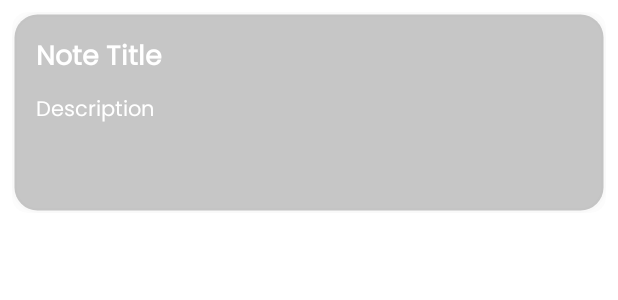
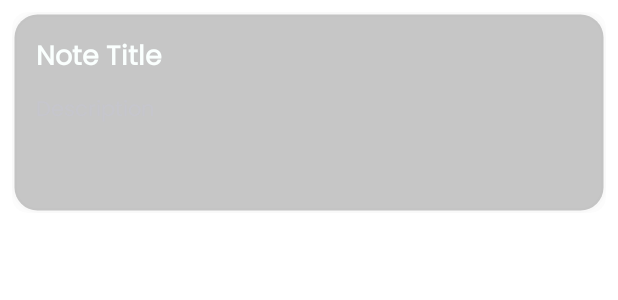
Before and after one commit to kriszmas/Note, an Android app: the layout note_layout.xml on its own in the app's theme, with its tools: preview values and no code run, on a phone screen of 412 x 824 dp. Shown: the top 300 px of the screen. Run offline under Robolectric (Android 15) with nearby library versions, the phone set to English and light mode, and no system bars.

Commit message:
Little problem fixing

```diff
--- a/app/src/main/java/com/example/note/adapter/NoteAdapter.kt
+++ b/app/src/main/java/com/example/note/adapter/NoteAdapter.kt
@@ -16,7 +16,7 @@ import java.util.Calendar
 import java.util.Date
 import java.util.Locale
 
-class NoteAdapter : RecyclerView.Adapter<NoteAdapter.NoteViewHolder>() {
+class NoteAdapter() : RecyclerView.Adapter<NoteAdapter.NoteViewHolder>() {
 
     class NoteViewHolder(val itemBinding: NoteLayoutBinding): RecyclerView.ViewHolder(itemBinding.root)
 
--- a/app/src/main/res/layout/fragment_add_note.xml
+++ b/app/src/main/res/layout/fragment_add_note.xml
@@ -34,10 +34,12 @@
             android:fontFamily="@font/poppins"
             android:hint="Enter the title"
             android:maxLines="1"
+            android:inputType="text|textNoSuggestions"
             android:padding="12dp"
             android:textColor="@color/secondary"
             android:textColorHint="@color/secondary"
-            android:textSize="20sp" />
+            android:textSize="20sp"
+            android:maxLength="27" />
 
         <EditText
             android:id="@+id/addNoteDesc"
--- a/app/src/main/res/layout/fragment_edit_note.xml
+++ b/app/src/main/res/layout/fragment_edit_note.xml
@@ -34,6 +34,7 @@
             android:fontFamily="@font/poppins"
             android:hint="Enter the title"
             android:maxLines="1"
+            android:inputType="text|textNoSuggestions"
             android:padding="12dp"
             android:textColor="@color/secondary"
             android:textColorHint="@color/secondary"
--- a/app/src/main/res/layout/note_layout.xml
+++ b/app/src/main/res/layout/note_layout.xml
@@ -25,7 +25,7 @@
                 android:layout_weight="200"
                 android:fontFamily="@font/poppins"
                 android:text="Note Title"
-                android:textColor="@color/white"
+                android:textColor="@color/secondary"
                 android:textSize="18sp"
                 android:textStyle="bold" />
 
@@ -37,7 +37,7 @@
                 android:fontFamily="@font/poppins"
                 android:maxHeight="170dp"
                 android:text="Description"
-                android:textColor="@color/white"
+                android:textColor="@color/material_dynamic_neutral80"
                 android:textSize="14sp" />
 
 
@@ -46,7 +46,7 @@
                 android:layout_width="wrap_content"
                 android:layout_height="wrap_content"
                 android:layout_marginTop="4dp"
-                android:textColor="@color/material_dynamic_neutral70"
+                android:textColor="@color/material_dynamic_neutral60"
                 android:textSize="12sp"
                 app:layout_constraintEnd_toEndOf="parent"
                 app:layout_constraintStart_toStartOf="parent"
@@ -58,7 +58,7 @@
                 android:layout_height="wrap_content"
                 android:layout_gravity="end"
                 android:layout_marginRight="15dp"
-                android:textColor="@color/material_dynamic_neutral70"
+                android:textColor="@color/material_dynamic_neutral60"
                 android:textSize="14sp" />
 
         </LinearLayout>
```
Also changed, not shown: app/src/main/java/com/example/note/fragments/HomeFragment.kt (+4 -3 lines), app/src/main/res/drawable/icon.jpg (added).
